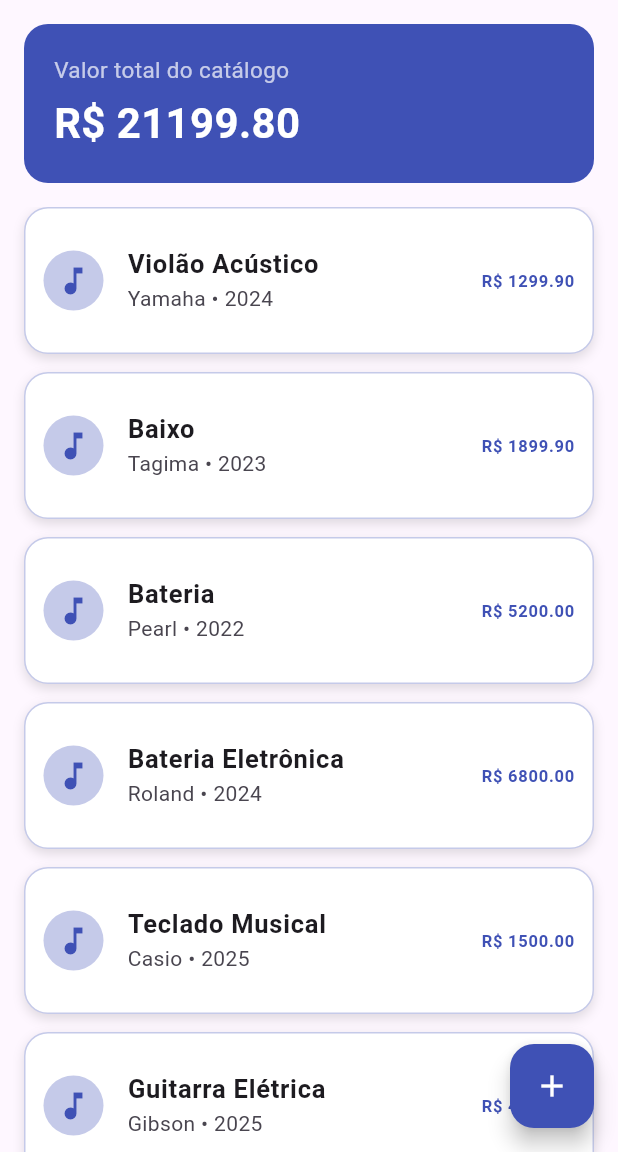
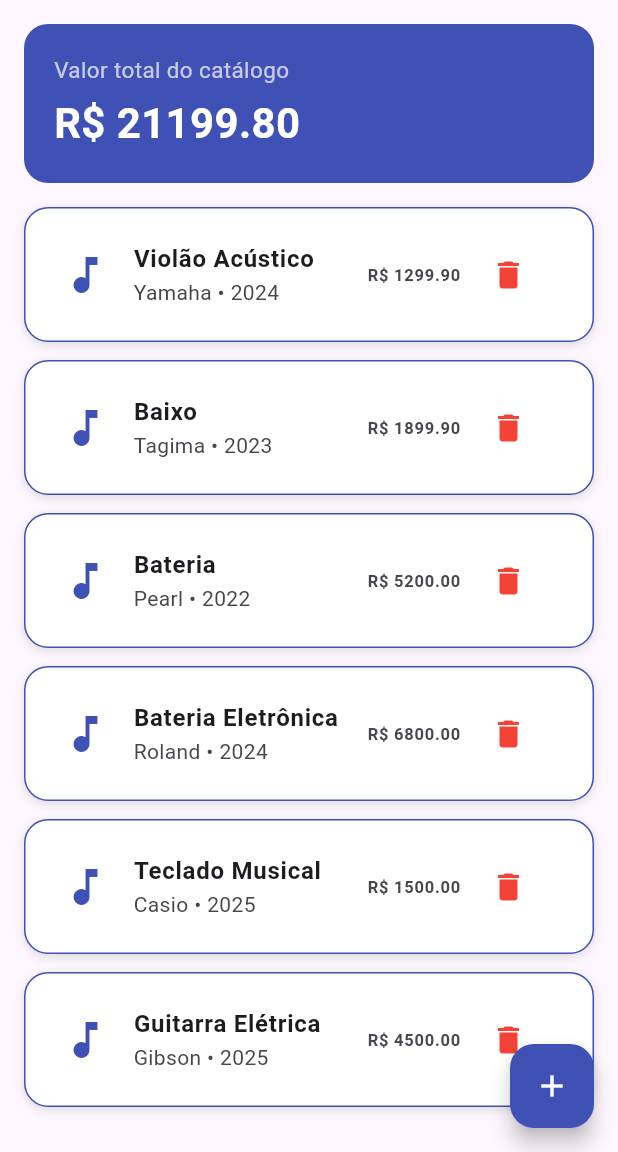
Before and after one commit to nicholascatelan/Trabalho_Dispositivos_Moveis, a Flutter app: the screen it shows after launch, on a phone screen of 412 x 824 dp, the part 84-1236 px from its top. Run offline on Flutter 3.47's test engine with Material 3 defaults, Android fonts, the phone set to English and light mode, and no system bars.

Commit message:
feat: acrescentando  atualizacao de estado e exclusao

```diff
--- a/parte2_flutter/lib/models/catalogo.dart
+++ b/parte2_flutter/lib/models/catalogo.dart
@@ -7,12 +7,17 @@ class Catalogo {
     _instrumentos.add(instrumento);
   }
 
-  int get quantidade{
+  // Exclui um instrumento do catálogo
+  void excluir(Instrumento instrumento) {
+    _instrumentos.remove(instrumento);
+  }
+
+  int get quantidade {
     return _instrumentos.length;
   }
 
   List<Instrumento> get instrumentos {
-    return List.unmodifiable(_instrumentos); // -> imprede que a lista seja alterada diretamente de fora da classe
+    return List.unmodifiable(_instrumentos);
   }
 
   double get valorTotal {
@@ -20,6 +25,5 @@ class Catalogo {
       0,
       (total, instrumento) => total + instrumento.preco,
     );
-
   }
 }
--- a/parte2_flutter/lib/screens/home_page.dart
+++ b/parte2_flutter/lib/screens/home_page.dart
@@ -91,7 +91,7 @@ class _HomePageState extends State<HomePage> {
     );
   }
 
-  // Abre a tela de cadastro e espera um novo instrumento.
+  // Abre a tela de cadastro
   Future<void> abrirCadastro() async {
     final novoInstrumento = await Navigator.of(context).push<Instrumento>(
       MaterialPageRoute(
@@ -99,13 +99,18 @@ class _HomePageState extends State<HomePage> {
       ),
     );
 
-    // Se um instrumento foi cadastrado, adiciona na lista
-    // e atualiza a tela.
     if (novoInstrumento != null) {
       setState(() {
         catalogo.adicionar(novoInstrumento);
       });
     }
+  }
+
+  // Exclui um instrumento
+  void excluirInstrumento(Instrumento instrumento) {
+    setState(() {
+      catalogo.excluir(instrumento);
+    });
   }
 
   @override
@@ -127,14 +132,15 @@ class _HomePageState extends State<HomePage> {
         mainAxisAlignment: MainAxisAlignment.start,
         crossAxisAlignment: CrossAxisAlignment.stretch,
         children: [
-          // Valor total do catálogo
           Container(
             margin: const EdgeInsets.all(16),
             padding: const EdgeInsets.all(20),
+
             decoration: BoxDecoration(
               color: Colors.indigo,
               borderRadius: BorderRadius.circular(16),
             ),
+
             child: Column(
               crossAxisAlignment: CrossAxisAlignment.start,
               children: [
@@ -145,7 +151,9 @@ class _HomePageState extends State<HomePage> {
                     fontSize: 15,
                   ),
                 ),
+
                 const SizedBox(height: 5),
+
                 Text(
                   'R\$ ${catalogo.valorTotal.toStringAsFixed(2)}',
                   style: const TextStyle(
@@ -158,10 +166,10 @@ class _HomePageState extends State<HomePage> {
             ),
           ),
 
-          // Lista de instrumentos
           Expanded(
             child: ListView.builder(
               itemCount: catalogo.instrumentos.length,
+
               itemBuilder: (context, index) {
                 final instrumento = catalogo.instrumentos[index];
 
@@ -169,8 +177,14 @@ class _HomePageState extends State<HomePage> {
                   padding: const EdgeInsets.symmetric(
                     horizontal: 16,
                   ),
+
                   child: InstrumentoCard(
                     instrumento: instrumento,
+
+                    // Quando clicar na lixeira
+                    onExcluir: () {
+                      excluirInstrumento(instrumento);
+                    },
                   ),
                 );
               },
@@ -179,7 +193,6 @@ class _HomePageState extends State<HomePage> {
         ],
       ),
 
-      // Botão para cadastrar um novo instrumento
       floatingActionButton: FloatingActionButton(
         onPressed: abrirCadastro,
         backgroundColor: Colors.indigo,
--- a/parte2_flutter/lib/screens/instrumento_card.dart
+++ b/parte2_flutter/lib/screens/instrumento_card.dart
@@ -4,10 +4,12 @@ import 'instrumento_detalhes.dart';
 
 class InstrumentoCard extends StatelessWidget {
   final Instrumento instrumento;
+  final VoidCallback onExcluir;
 
   const InstrumentoCard({
     super.key,
     required this.instrumento,
+    required this.onExcluir,
   });
 
   @override
@@ -25,39 +27,34 @@ class InstrumentoCard extends StatelessWidget {
 
       child: Container(
         margin: const EdgeInsets.only(bottom: 12),
-        padding: const EdgeInsets.all(12),
+        padding: const EdgeInsets.all(8),
 
         decoration: BoxDecoration(
           color: Colors.white,
           borderRadius: BorderRadius.circular(16),
           border: Border.all(
-            color: Colors.indigo.shade100,
+            color: Colors.indigo,
           ),
           boxShadow: const [
             BoxShadow(
               color: Colors.black12,
-              blurRadius: 6,
-              offset: Offset(0, 3),
+              blurRadius: 5,
+              offset: Offset(0, 2),
             ),
           ],
         ),
 
         child: ListTile(
-          contentPadding: EdgeInsets.zero,
-
-          leading: CircleAvatar(
-            backgroundColor: Colors.indigo.shade100,
-            child: const Icon(
+          leading: const Icon(
             Icons.music_note,
             color: Colors.indigo,
-            ),
+            size: 32,
           ),
 
           title: Text(
             instrumento.nome,
             style: const TextStyle(
               fontWeight: FontWeight.bold,
-              fontSize: 17,
             ),
           ),
 
@@ -65,12 +62,26 @@ class InstrumentoCard extends StatelessWidget {
             '${instrumento.marca} • ${instrumento.ano}',
           ),
 
-          trailing: Text(
+          trailing: Row(
+            mainAxisSize: MainAxisSize.min,
+            children: [
+              Text(
                 'R\$ ${instrumento.preco.toStringAsFixed(2)}',
                 style: const TextStyle(
                   fontWeight: FontWeight.bold,
-              color: Colors.indigo,
                 ),
+              ),
+
+              const SizedBox(width: 8),
+
+              IconButton(
+                icon: const Icon(
+                  Icons.delete,
+                  color: Colors.red,
+                ),
+                onPressed: onExcluir,
+              ),
+            ],
           ),
         ),
       ),
```
Lines whose indentation alone changed are shown as unchanged.
